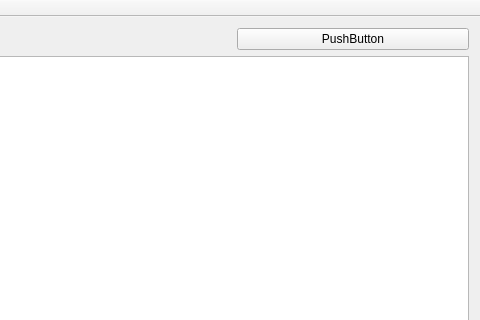
Above: FuriousMinions/mainwindow.ui from TinaSeifpoor/repo before the change; both pictures show x 251 to 731 and y 0 to 320 of the 731 by 510 pixel window. Below: the same form after it.
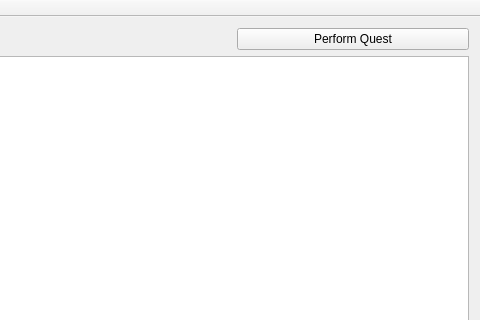
That is the form after the change. Custom widgets are drawn as their Qt base class.

Patch:
```diff
--- a/FuriousMinions/mainwindow.ui
+++ b/FuriousMinions/mainwindow.ui
@@ -21,7 +21,7 @@
     <item row="0" column="2">
      <widget class="QPushButton" name="pushButton">
       <property name="text">
-       <string>PushButton</string>
+       <string>Perform Quest</string>
       </property>
      </widget>
     </item>
```
Left out of the diff: 6 changed lines with no effect on the pictures.
